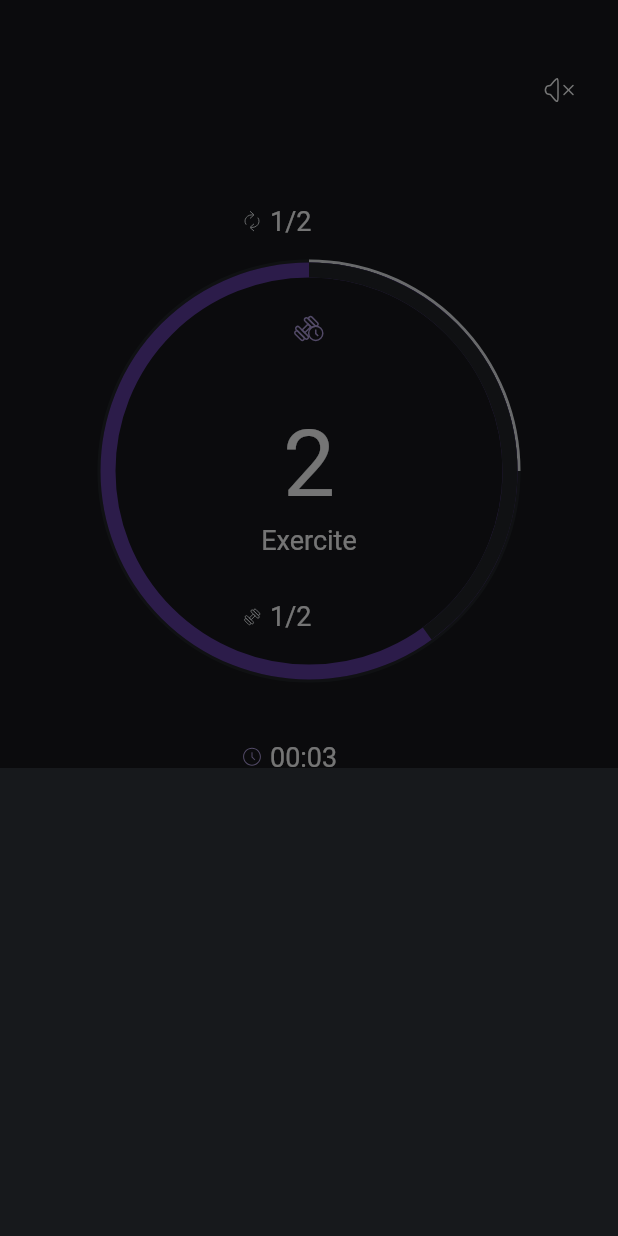
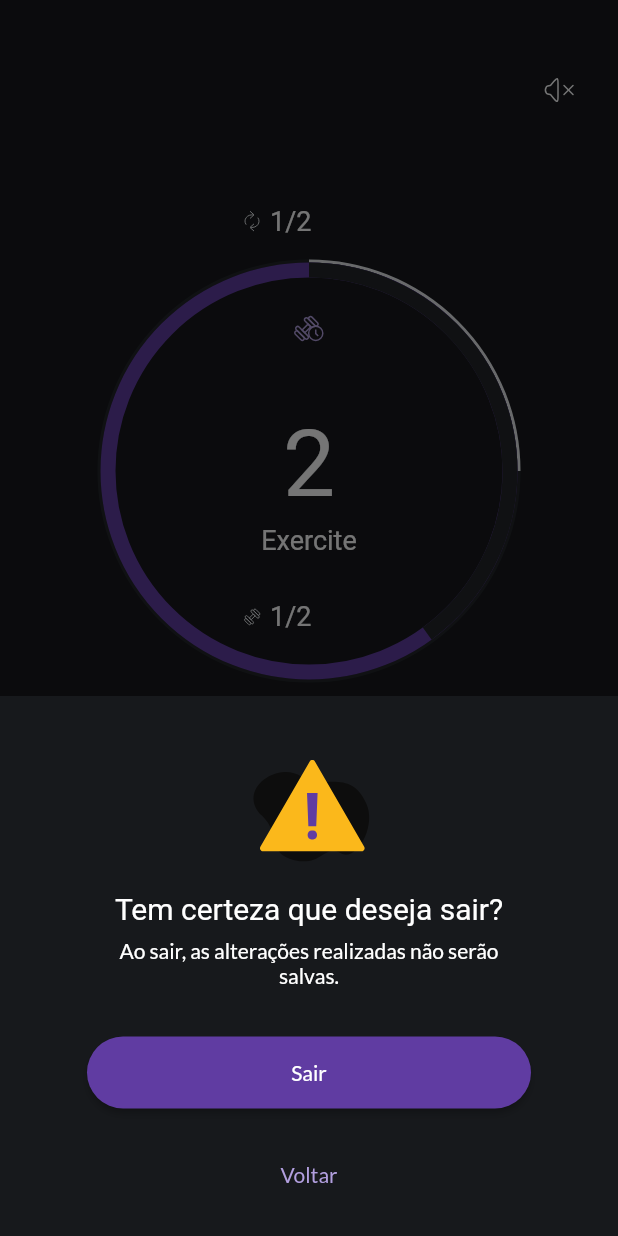
Before and after one commit to abnerescocio/flutter_app_hackaton, a Flutter app: the ActiveTrainingScreen screen opened by its route, after a tap on an icon or button, on a phone screen of 412 x 824 dp. Run offline on Flutter 3.47's test engine with Material 2 defaults, Android fonts, the light colour scheme and no system bars; our stand-ins replace bloc, cloud_firestore, firebase_core, flutter_bloc, flutter_svg, flutter_svg_provider and 3 more; missing offline and left inert: dart:ffi; accounts and stored records are empty; generated files the repository leaves out were written again; Roboto replaces fonts that are missing (Lato-Black).

Commit message:
Bottomsheet created

```diff
--- a/lib/src/active_training/active_traning.dart
+++ b/lib/src/active_training/active_traning.dart
@@ -4,6 +4,8 @@ import 'dart:ffi';
 import 'package:flutter/material.dart';
 import 'package:flutter_app_hackaton/src/commons/animated_circle_widget.dart';
 import 'package:flutter_app_hackaton/src/commons/one_widget.dart';
+import 'package:flutter_app_hackaton/src/components/leave_feature.dart';
+import 'package:flutter_app_hackaton/src/pre_training/pre_training.dart';
 import 'package:flutter_svg/svg.dart';
 
 import '../commons/music_buttons.dart';
@@ -77,7 +79,7 @@ class _ActiveTrainingScreenState extends State<ActiveTrainingScreen> {
     showModalBottomSheet<void>(
         context: context,
         builder: (BuildContext context) => Container(
-              height: 312,
+              height: 360,
               padding: const EdgeInsets.only(top: 6.0),
               // The Bottom margin is provided to align the popup above the system navigation bar.
               margin: EdgeInsets.only(
@@ -264,12 +266,12 @@ class _ActiveTrainingScreenState extends State<ActiveTrainingScreen> {
               const Spacer(),
               GestureDetector(
                 onTap: () {
-                  _showDialog(
-                    const SizedBox(
-                      height: 100,
-                      width: 100,
-                    ),
-                  );
+                  _showDialog(LeaveFeatureAlert(yes: () {
+                    Navigator.pushReplacementNamed(
+                        context, PreTraningScreen.routeName);
+                  }, no: () {
+                    Navigator.pop(context);
+                  }));
                 },
                 child: const MusicButtons(
                   backGround: "outlined_ellipse",
--- a/lib/src/components/base_button.dart
+++ b/lib/src/components/base_button.dart
@@ -65,7 +65,7 @@ class BaseTextButton extends StatelessWidget {
             width: 296,
             child: TextButton(
               style: TextButton.styleFrom(
-                primary: CustomColors.primaryPurpleDark,
+                primary: CustomColors.primaryPurple,
                 shape: const RoundedRectangleBorder(
                   borderRadius: BorderRadius.all(
                     Radius.circular(50),
--- a/lib/src/components/leave_feature.dart
+++ b/lib/src/components/leave_feature.dart
@@ -5,14 +5,13 @@ import '../themes/custom_colors.dart';
 import 'base_button.dart';
 
 class LeaveFeatureAlert extends StatelessWidget {
-  const LeaveFeatureAlert({
-    Key? key,
-    required this.yes,
-    required this.no,
-  }) : super(key: key);
+  const LeaveFeatureAlert(
+      {Key? key, required this.yes, required this.no, this.message})
+      : super(key: key);
 
   final Function() yes;
   final Function() no;
+  final String? message;
 
   @override
   Widget build(BuildContext context) {
@@ -35,10 +34,10 @@ class LeaveFeatureAlert extends StatelessWidget {
             color: CustomColors.neutralColor20,
           ),
         ),
-        const Padding(
+        Padding(
           padding: EdgeInsets.only(top: 8, left: 65, right: 65),
           child: Text(
-            "Ao sair, as alterações realizadas não serão salvas.",
+            message ?? "Ao sair, as alterações realizadas não serão salvas.",
             textAlign: TextAlign.center,
             style: TextStyle(
               fontFamily: 'Lato',
```
